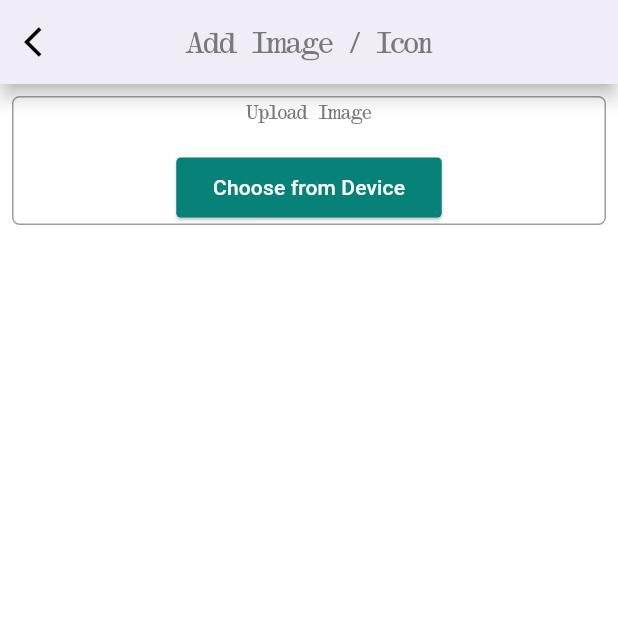
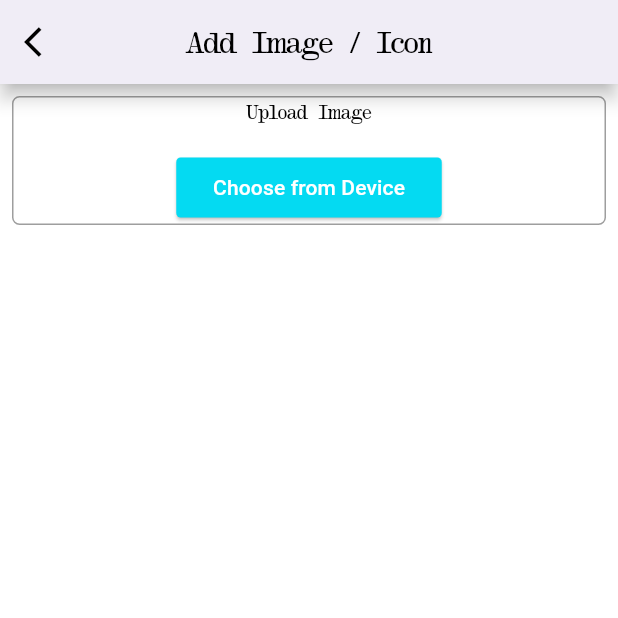
Before and after one commit to TeeWrath/Image-Masking, a Flutter app: the screen it shows after launch, on a phone screen of 412 x 824 dp, the top half of it. Run offline on Flutter 3.47's test engine with Material 3 defaults, Android fonts, the phone set to English and light mode, and no system bars; our stand-ins replace image_cropper, image_picker; missing offline and left inert: widget_mask.

```diff
--- a/lib/utils/colors.dart
+++ b/lib/utils/colors.dart
@@ -1,5 +1,5 @@
 import 'package:flutter/material.dart';
 
 const primaryBg = Colors.white;
-const secondaryColors = Color.fromARGB(255, 6, 130, 120);
-const primaryTextColor = Color.fromARGB(255, 121, 121, 121);
+const secondaryColors = Color.fromARGB(255, 4, 218, 242);
+const primaryTextColor = Colors.black;
```
Also changed, not shown: assets/mask.png (added), 1 other file.
